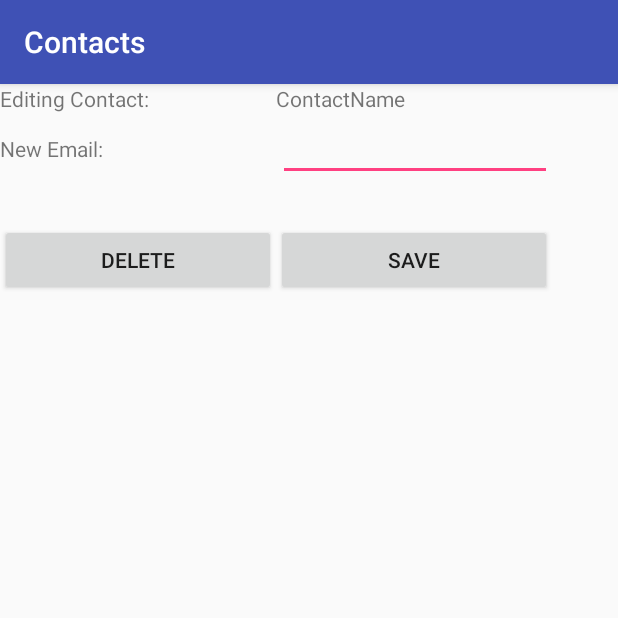
After one commit to dieb7/Contacts, an Android app: the EditUserActivity screen opened directly, with no data from a screen before it, on a phone screen of 412 x 824 dp, the top half of it. The commit adds this screen. Run offline under Robolectric (Android 15) with nearby library versions, the phone set to English and light mode, and no system bars; 2 statements that could not run were skipped.

Commit message:
Added an EditContactActivity, some more work is needed for this activity to work. No delete functionality yet and save is incomplete

```diff
--- a/app/build.gradle
+++ b/app/build.gradle
@@ -30,5 +30,11 @@ dependencies {
 }
 
 dependencies {
+    compile 'com.android.support.constraint:constraint-layout:+'
+}
+dependencies {
+    compile 'com.android.support.constraint:constraint-layout:+'
+}
+dependencies {
     compile 'com.google.code.gson:gson:2.8.0'
 }
--- a/app/src/main/AndroidManifest.xml
+++ b/app/src/main/AndroidManifest.xml
@@ -16,7 +16,9 @@
                 <category android:name="android.intent.category.LAUNCHER" />
             </intent-filter>
         </activity>
-        <activity android:name=".AddUserActivity"></activity>
+        <activity android:name=".AddUserActivity" />
+        <activity android:name=".EditContactActivity" />
+        <activity android:name=".EditUserActivity"></activity>
     </application>
 
 </manifest>
--- a/app/src/main/java/com/example/diebm/contacts/ContactsActivity.java
+++ b/app/src/main/java/com/example/diebm/contacts/ContactsActivity.java
@@ -1,19 +1,25 @@
 package com.example.diebm.contacts;
 
+import android.content.Context;
 import android.content.Intent;
 import android.support.v7.app.AppCompatActivity;
 import android.os.Bundle;
 import android.view.View;
+import android.widget.AdapterView;
 import android.widget.ArrayAdapter;
 import android.widget.ListView;
 
+import java.security.AccessControlContext;
 import java.util.ArrayList;
 import java.util.Arrays;
+
+import static java.security.AccessController.getContext;
 
 public class ContactsActivity extends AppCompatActivity {
 
     private ListView my_contacts;
     private ArrayAdapter<User> listAdapter;
+    Context context;
 
     @Override
     protected void onCreate(Bundle savedInstanceState) {
@@ -24,13 +30,35 @@ public class ContactsActivity extends AppCompatActivity {
         my_contacts = (ListView) findViewById(R.id.contactsListView);
 
         // Create and populate a list of users
-        UserList userList = new UserList();
+        final UserList userList = new UserList();
 
         userList.loadUsers(getApplicationContext());
 
         listAdapter = new UserAdapter(this, userList.getUsers());
 
         my_contacts.setAdapter(listAdapter);
+
+        context = this;
+
+        // When User is long clicked, this starts EditUserActivity
+        my_contacts.setOnItemLongClickListener(new android.widget.AdapterView.OnItemLongClickListener() {
+
+            @Override
+            public boolean onItemLongClick(AdapterView<?> parent, View view, int pos, long id) {
+
+                User user = listAdapter.getItem(pos);
+
+                int meta_pos = userList.getIndex(user);
+
+                if (meta_pos >= 0) {
+
+                    Intent edit = new Intent(context, EditUserActivity.class);
+                    edit.putExtra("position", meta_pos);
+                    startActivity(edit);
+                }
+                return true;
+            }
+        });
     }
 
     public void addUserActivity(View view) {
--- /dev/null
+++ b/app/src/main/java/com/example/diebm/contacts/EditUserActivity.java
@@ -0,0 +1,57 @@
+package com.example.diebm.contacts;
+
+import android.content.Context;
+import android.content.Intent;
+import android.support.v7.app.AppCompatActivity;
+import android.os.Bundle;
+import android.view.View;
+import android.widget.EditText;
+import android.widget.TextView;
+
+public class EditUserActivity extends AppCompatActivity {
+
+    private EditText email;
+
+    private UserList user_list = new UserList();
+
+    private Context context;
+
+    private User user;
+
+    private TextView userNameTextView;
+
+    @Override
+    protected void onCreate(Bundle savedInstanceState) {
+        super.onCreate(savedInstanceState);
+        setContentView(R.layout.activity_edit_user);
+
+        email = (EditText) findViewById(R.id.contactEmailEditText);
+
+        context = getApplicationContext();
+
+        // We don't get a reference to an existing userlist object, we create one an load its contents
+        user_list.loadUsers(context);
+
+        userNameTextView = (TextView) findViewById(R.id.contactNameTextView);
+        // get intent from parent activity
+        Intent intent = getIntent();
+        int pos = intent.getIntExtra("position", 0);
+
+        user = user_list.getUser(pos);
+
+        userNameTextView.setText(user.getUsername());
+    }
+
+    public void saveEditedUser(View view) {
+        String email_str = email.getText().toString();
+
+        if (email_str.equals("")) {
+            email.setError("Empty field!");
+            return;
+        }
+    }
+
+    public void deleteUser(View view) {
+
+    }
+}
--- a/app/src/main/res/layout/activity_add_user.xml
+++ b/app/src/main/res/layout/activity_add_user.xml
@@ -54,8 +54,8 @@
                 android:layout_height="wrap_content"
                 android:layout_weight="1"
                 android:ems="10"
-                android:hint="contact email"
-                android:inputType="textPersonName" />
+                android:hint="contact@gmail.com"
+                android:inputType="textEmailAddress" />
 
         </LinearLayout>
 
--- /dev/null
+++ b/app/src/main/res/layout/activity_edit_user.xml
@@ -0,0 +1,84 @@
+<?xml version="1.0" encoding="utf-8"?>
+<android.support.constraint.ConstraintLayout xmlns:android="http://schemas.android.com/apk/res/android"
+    xmlns:app="http://schemas.android.com/apk/res-auto"
+    xmlns:tools="http://schemas.android.com/tools"
+    android:layout_width="match_parent"
+    android:layout_height="match_parent"
+    tools:context="com.example.diebm.contacts.EditUserActivity">
+
+    <LinearLayout
+        android:layout_width="368dp"
+        android:layout_height="495dp"
+        android:orientation="vertical"
+        tools:layout_editor_absoluteY="8dp"
+        tools:layout_editor_absoluteX="8dp">
+
+        <LinearLayout
+            android:layout_width="match_parent"
+            android:layout_height="wrap_content"
+            android:orientation="horizontal">
+
+            <TextView
+                android:id="@+id/textView3"
+                android:layout_width="match_parent"
+                android:layout_height="wrap_content"
+                android:layout_weight="1"
+                android:text="Editing Contact:" />
+
+            <TextView
+                android:id="@+id/contactNameTextView"
+                android:layout_width="match_parent"
+                android:layout_height="wrap_content"
+                android:layout_weight="1"
+                android:text="ContactName"
+                tools:layout_editor_absoluteX="8dp"
+                tools:layout_editor_absoluteY="0dp" />
+
+        </LinearLayout>
+
+        <LinearLayout
+            android:layout_width="match_parent"
+            android:layout_height="74dp"
+            android:orientation="horizontal">
+
+            <TextView
+                android:layout_width="185dp"
+                android:layout_height="wrap_content"
+                android:text="New Email:" />
+
+            <EditText
+                android:id="@+id/newEmailtextEdit"
+                android:layout_width="wrap_content"
+                android:layout_height="wrap_content"
+                android:layout_weight="1"
+                android:ems="10"
+                android:inputType="textEmailAddress" />
+
+        </LinearLayout>
+
+        <LinearLayout
+            android:layout_width="match_parent"
+            android:layout_height="match_parent"
+            android:layout_weight="1"
+            android:orientation="horizontal">
+
+            <Button
+                android:id="@+id/contactDeleteButton"
+                android:layout_width="wrap_content"
+                android:layout_height="wrap_content"
+                android:layout_weight="1"
+                android:onClick="deleteUser"
+                android:text="Delete" />
+
+            <Button
+                android:id="@+id/saveEditedContactButton"
+                android:layout_width="wrap_content"
+                android:layout_height="wrap_content"
+                android:layout_weight="1"
+                android:onClick="saveEditedUser"
+                android:text="Save" />
+        </LinearLayout>
+
+    </LinearLayout>
+
+</android.support.constraint.ConstraintLayout>
```
